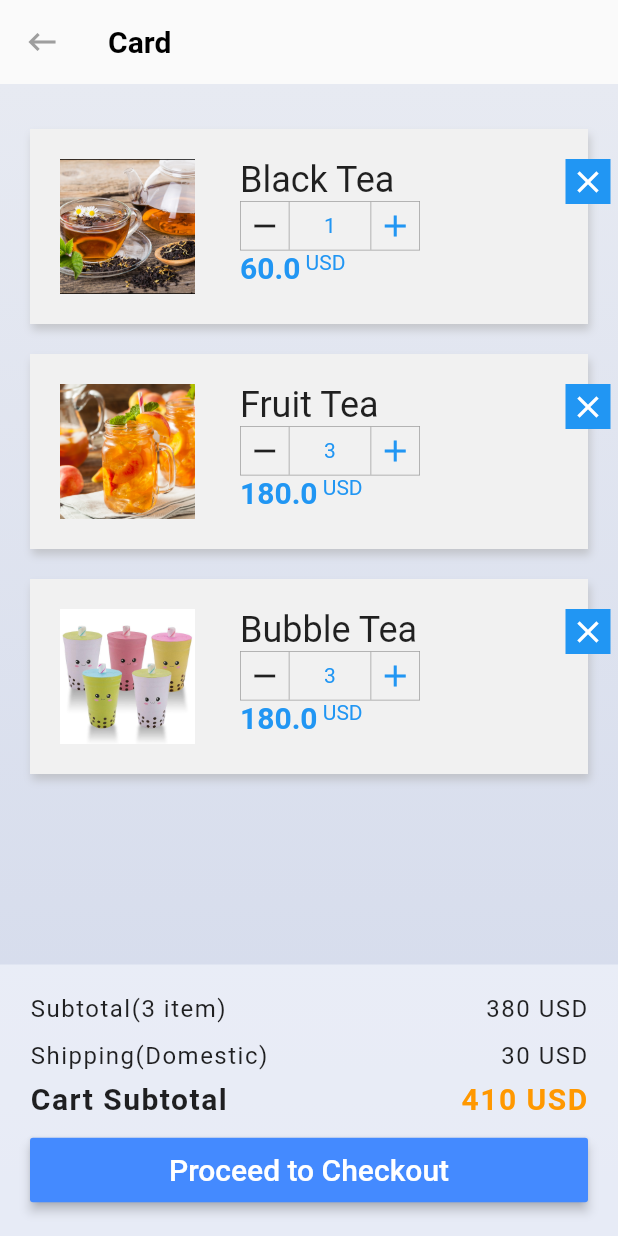
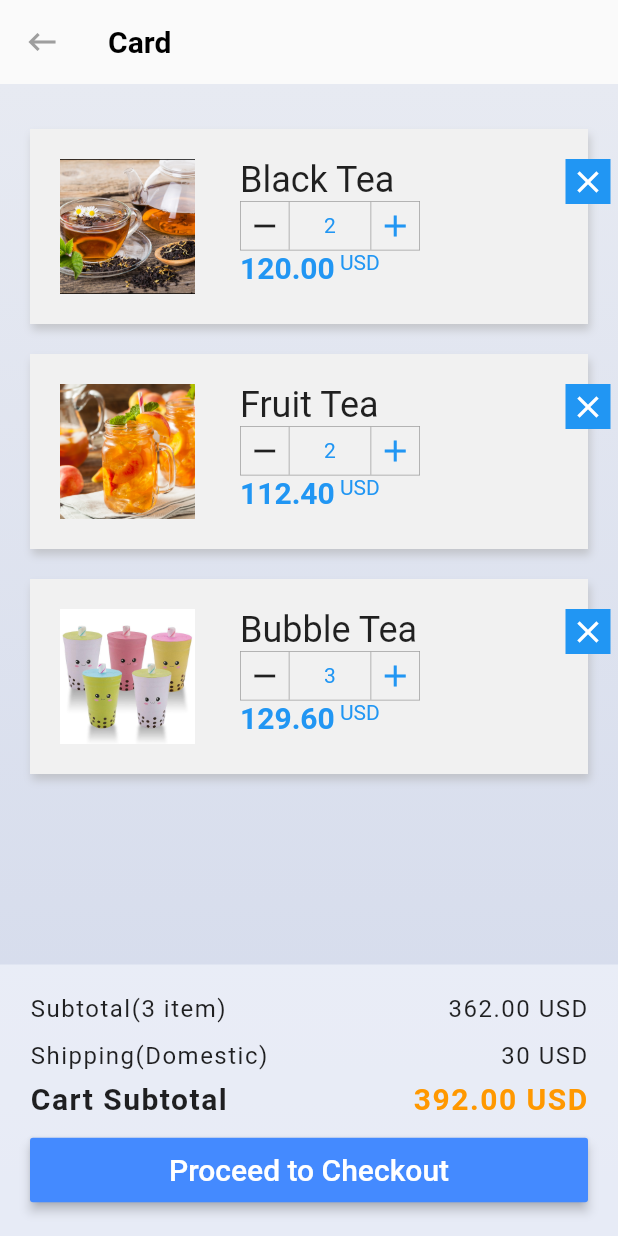
Before and after one commit to preston0769/Flutter-Practice, a Flutter app: the screen it shows after launch, after a tap on the "add" icon, on a phone screen of 412 x 824 dp. Run offline on Flutter 3.47's test engine with Material 2 defaults, Android fonts, the phone set to English and light mode, and no system bars; our stand-ins replace font_awesome_flutter; missing offline and left inert: fluttery.

```diff
--- a/Layouts/LayoutGallery/layout_gallery/lib/ItemCart.dart
+++ /dev/null
@@ -1,144 +0,0 @@
-import 'package:flutter/material.dart';
-
-class ItemCard extends StatefulWidget {
-  String Title;
-  String AssetPath;
-  double UnitPrice;
-  int UnitNumber;
-  Function(double result) OnPriceChange;
-
-  ItemCard(
-      {@required this.Title,
-      @required this.AssetPath,
-      this.UnitNumber = 1,
-      @required this.UnitPrice,
-      @required this.OnPriceChange});
-
-  @override
-  _ItemCardState createState() => _ItemCardState();
-}
-
-class _ItemCardState extends State<ItemCard> {
-  int UnitNumber;
-
-  _buildItemNumberControl() {
-    return Container(
-      width: 120.0,
-      decoration: BoxDecoration(
-          border: Border.all(
-              width: 0.5, color: Colors.grey, style: BorderStyle.solid)),
-      child: Row(mainAxisSize: MainAxisSize.max, children: <Widget>[
-        Container(
-            decoration: ShapeDecoration(
-                shape:
-                    Border(right: BorderSide(color: Colors.grey, width: 0.5))),
-            child: InkWell(
-              child: Padding(
-                padding: const EdgeInsets.all(4.0),
-                child: Icon(Icons.remove),
-              ),
-              onTap: () {},
-            )),
-        Expanded(
-            child: Center(
-                child: Text(
-          "${widget.UnitNumber}",
-          style: TextStyle(color: Colors.blue),
-        ))),
-        Container(
-          decoration: ShapeDecoration(
-              shape: Border(left: BorderSide(color: Colors.grey, width: 0.5))),
-          child: InkWell(
-            child: Padding(
-              padding: const EdgeInsets.all(4.0),
-              child: Icon(
-                Icons.add,
-                color: Colors.blue,
-              ),
-            ),
-            onTap: () {},
-          ),
-        )
-      ]),
-    );
-  }
-
-  @override
-  Widget build(BuildContext context) {
-    return Padding(
-      padding: EdgeInsets.fromLTRB(20.0, 10.0, 20.0, 10.0),
-      child: Stack(
-        children: <Widget>[
-          Container(
-            decoration:
-                BoxDecoration(color: Color(0xFFF1F1F1), boxShadow: <BoxShadow>[
-              new BoxShadow(
-                  color: const Color(0x88AAAAAA),
-                  offset: new Offset(1.0, 4.0),
-                  blurRadius: 4.0)
-            ]),
-            padding: EdgeInsets.all(20.0),
-            height: 130.0,
-            child: Row(
-              mainAxisSize: MainAxisSize.max,
-              mainAxisAlignment: MainAxisAlignment.spaceBetween,
-              children: <Widget>[
-                AspectRatio(
-                    aspectRatio: 1.0,
-                    child: new Image.asset(
-                      widget.AssetPath,
-                      fit: BoxFit.cover,
-                    )),
-                Expanded(
-                  child: Padding(
-                    padding: const EdgeInsets.fromLTRB(30.0, 0.0, 0.0, 0.0),
-                    child: Column(
-                      crossAxisAlignment: CrossAxisAlignment.start,
-                      children: <Widget>[
-                        Text(widget.Title, style: TextStyle(fontSize: 24.0)),
-                        _buildItemNumberControl(),
-                        Row(
-                          crossAxisAlignment: CrossAxisAlignment.start,
-                          children: <Widget>[
-                            Text(
-                              "${widget.UnitPrice * widget.UnitNumber}",
-                              style: TextStyle(
-                                  fontSize: 20.0,
-                                  color: Colors.blue,
-                                  fontWeight: FontWeight.bold),
-                            ),
-                            Text(
-                              " USD",
-                              style: TextStyle(color: Colors.blue),
-                            ),
-                          ],
-                        )
-                      ],
-                    ),
-                  ),
-                ),
-              ],
-            ),
-          ),
-          Positioned(
-              right: 0.0,
-              top: 0.0,
-              child: Transform(
-                  transform: Matrix4.translationValues(15.0, 20.0, 0.0),
-                  child: Container(
-                    color: Colors.blue,
-                    height: 30.0,
-                    width: 30.0,
-                    child: InkWell(
-                      child: Icon(
-                        Icons.close,
-                        color: Colors.white,
-                        size: 24.0,
-                      ),
-                    ),
-                  ))),
-        ],
-      ),
-    );
-  }
-}
--- a/Layouts/LayoutGallery/layout_gallery/lib/main.dart
+++ b/Layouts/LayoutGallery/layout_gallery/lib/main.dart
@@ -1,12 +1,17 @@
 import 'package:flutter/material.dart';
-import 'package:layout_gallery/ItemCart.dart';
+import 'package:layout_gallery/shoppingcartLayout.dart';
 
-main() => runApp(new MyApp());
+main() => runApp(
+  new MyApp()
+  );
 
 class MyApp extends StatelessWidget {
   @override
   Widget build(BuildContext context) {
     return MaterialApp(
+      theme: ThemeData(
+         brightness: Brightness.light
+      ),
       home: MyHomePage(),
     );
   }
@@ -25,132 +30,3 @@ class _MyHomePageState extends State<MyHomePage> {
     );
   }
 }
-
-class ShoppingCartLayout extends StatelessWidget {
-  @override
-  Widget build(BuildContext context) {
-    return Scaffold(
-      appBar: AppBar(
-        backgroundColor: Colors.transparent,
-        leading: IconButton(
-          icon: Icon(Icons.keyboard_backspace),
-          onPressed: () {},
-          color: Colors.grey,
-        ),
-        title: new Text(
-          "Card",
-          style: TextStyle(fontWeight: FontWeight.bold, color: Colors.black),
-        ),
-        elevation: 0.0,
-      ),
-      body: Container(
-        decoration: BoxDecoration(
-            gradient: LinearGradient(
-                begin: Alignment.topCenter,
-                end: Alignment.bottomCenter,
-                colors: [Color(0xFFE7EAF2), Color(0xFFD2D9EB)])),
-        child: Column(
-          children: <Widget>[
-            SizedBox(
-              height: 20.0,
-            ),
-            Expanded(
-              child: Column(
-                children: <Widget>[
-                  ItemCard(
-                    Title: "Black Tea",
-                    AssetPath: "assets/shoppingcart/blacktea.jpg",
-                    OnPriceChange: (double result) {},
-                    UnitNumber: 1,
-                    UnitPrice: 60.0,
-                  ),
-                  ItemCard(
-                    Title: "Fruit Tea",
-                    AssetPath: "assets/shoppingcart/fruittea.jpg",
-                    OnPriceChange: (double result) {},
-                    UnitNumber: 3,
-                    UnitPrice: 60.0,
-                  ),
-                  ItemCard(
-                    Title: "Bubble Tea",
-                    AssetPath: "assets/shoppingcart/bubbletea.jpg",
-                    OnPriceChange: (double result) {},
-                    UnitNumber: 3,
-                    UnitPrice: 60.0,
-                  ),
-                ],
-              ),
-            ),
-            Container(
-              color: Color(0x99F5F7FD),
-              padding: EdgeInsets.all(20.0),
-              child: Column(
-                children: <Widget>[
-                  Padding(
-                    padding: const EdgeInsets.only(bottom: 8.0),
-                    child: Row(
-                      mainAxisAlignment: MainAxisAlignment.spaceBetween,
-                      children: <Widget>[
-                        Text(
-                          "Subtotal(3 item)",
-                          style: TextStyle(fontSize: 16.0, letterSpacing: 1.0),
-                        ),
-                        Text("380 USD",
-                            style:
-                                TextStyle(fontSize: 16.0, letterSpacing: 1.0))
-                      ],
-                    ),
-                  ),
-                  Padding(
-                    padding: const EdgeInsets.only(top: 4.0, bottom: 4.0),
-                    child: Row(
-                      mainAxisAlignment: MainAxisAlignment.spaceBetween,
-                      children: <Widget>[
-                        Text("Shipping(Domestic)",
-                            style:
-                                TextStyle(fontSize: 16.0, letterSpacing: 1.0)),
-                        Text("30 USD",
-                            style:
-                                TextStyle(fontSize: 16.0, letterSpacing: 1.0))
-                      ],
-                    ),
-                  ),
-                  Padding(
-                    padding: const EdgeInsets.only(top: 4.0, bottom: 12.0),
-                    child: Row(
-                      mainAxisAlignment: MainAxisAlignment.spaceBetween,
-                      children: <Widget>[
-                        Text("Cart Subtotal",
-                            style: TextStyle(
-                                fontSize: 20.0,
-                                fontWeight: FontWeight.bold,
-                                letterSpacing: 1.0)),
-                        Text("410 USD",
-                            style: TextStyle(
-                                color: Colors.orange,
-                                fontSize: 20.0,
-                                fontWeight: FontWeight.bold,
-                                letterSpacing: 1.0))
-                      ],
-                    ),
-                  ),
-                  Container(
-                      width: double.infinity,
-                      child: RaisedButton(
-                        padding: EdgeInsets.all(10.0),
-                        elevation: 3.0,
-                        color: Colors.blueAccent,
-                        child: Text("Proceed to Checkout",
-                            style:
-                                TextStyle(fontSize: 20.0, color: Colors.white)),
-                        onPressed: () {},
-                      ))
-                ],
-              ),
-            )
-          ],
-        ),
-      ),
-    );
-  }
-}
--- /dev/null
+++ b/Layouts/LayoutGallery/layout_gallery/lib/shoppingcartLayout.dart
@@ -0,0 +1,312 @@
+import 'package:flutter/material.dart';
+import 'package:intl/intl.dart';
+
+class ShoppingItemModel {
+  String title;
+  String assetPath;
+  double unitPrice;
+  int unitNumber;
+  ShoppingItemModel(
+      {this.title, this.assetPath, this.unitPrice, this.unitNumber});
+}
+
+final two_digits_formatter = new NumberFormat("0.00");
+
+final List<ShoppingItemModel> shoppingItems = [
+  ShoppingItemModel(
+    title: "Black Tea",
+    assetPath: "assets/shoppingcart/blacktea.jpg",
+    unitNumber: 1,
+    unitPrice: 60.0,
+  ),
+  ShoppingItemModel(
+    title: "Fruit Tea",
+    assetPath: "assets/shoppingcart/fruittea.jpg",
+    unitNumber: 2,
+    unitPrice: 56.2,
+  ),
+  ShoppingItemModel(
+    title: "Bubble Tea",
+    assetPath: "assets/shoppingcart/bubbletea.jpg",
+    unitNumber: 3,
+    unitPrice: 43.2,
+  ),
+];
+
+class ShoppingCartLayout extends StatelessWidget {
+  @override
+  Widget build(BuildContext context) {
+    return Scaffold(
+      appBar: AppBar(
+        backgroundColor: Colors.transparent,
+        leading: IconButton(
+          icon: Icon(Icons.keyboard_backspace),
+          onPressed: () {},
+          color: Colors.grey,
+        ),
+        title: new Text(
+          "Card",
+          style: TextStyle(fontWeight: FontWeight.bold, color: Colors.black),
+        ),
+        elevation: 0.0,
+      ),
+      body: ShoppingMainPage(),
+    );
+  }
+}
+
+class ShoppingMainPage extends StatefulWidget {
+  @override
+  _ShoppingMainPageState createState() => _ShoppingMainPageState();
+}
+
+class _ShoppingMainPageState extends State<ShoppingMainPage> {
+
+  _updateState() {
+    setState(() {});
+  }
+
+  @override
+  Widget build(BuildContext context) {
+    var subTotal = 0.00;
+    shoppingItems.map((item) {
+      subTotal += item.unitNumber * item.unitPrice;
+    }).toList();
+    return Container(
+      decoration: BoxDecoration(
+          gradient: LinearGradient(
+              begin: Alignment.topCenter,
+              end: Alignment.bottomCenter,
+              colors: [Color(0xFFE7EAF2), Color(0xFFD2D9EB)])),
+      child: Column(
+        children: <Widget>[
+          SizedBox(
+            height: 20.0,
+          ),
+          Expanded(
+              child: Column(
+                  children: shoppingItems.map((item) {
+            return ItemCard(
+              model: item,
+              onItemChanged: _updateState,
+            );
+          }).toList())),
+          Container(
+            color: Color(0x99F5F7FD),
+            padding: EdgeInsets.all(20.0),
+            child: Column(
+              children: <Widget>[
+                Padding(
+                  padding: const EdgeInsets.only(bottom: 8.0),
+                  child: Row(
+                    mainAxisAlignment: MainAxisAlignment.spaceBetween,
+                    children: <Widget>[
+                      Text(
+                        "Subtotal(${shoppingItems.length} item)",
+                        style: TextStyle(fontSize: 16.0, letterSpacing: 1.0),
+                      ),
+                      Text("${two_digits_formatter.format(subTotal)} USD",
+                          style: TextStyle(fontSize: 16.0, letterSpacing: 1.0))
+                    ],
+                  ),
+                ),
+                Padding(
+                  padding: const EdgeInsets.only(top: 4.0, bottom: 4.0),
+                  child: Row(
+                    mainAxisAlignment: MainAxisAlignment.spaceBetween,
+                    children: <Widget>[
+                      Text("Shipping(Domestic)",
+                          style: TextStyle(fontSize: 16.0, letterSpacing: 1.0)),
+                      Text("30 USD",
+                          style: TextStyle(fontSize: 16.0, letterSpacing: 1.0))
+                    ],
+                  ),
+                ),
+                Padding(
+                  padding: const EdgeInsets.only(top: 4.0, bottom: 12.0),
+                  child: Row(
+                    mainAxisAlignment: MainAxisAlignment.spaceBetween,
+                    children: <Widget>[
+                      Text("Cart Subtotal",
+                          style: TextStyle(
+                              fontSize: 20.0,
+                              fontWeight: FontWeight.bold,
+                              letterSpacing: 1.0)),
+                      Text("${two_digits_formatter.format(subTotal+30.0)} USD",
+                          style: TextStyle(
+                              color: Colors.orange,
+                              fontSize: 20.0,
+                              fontWeight: FontWeight.bold,
+                              letterSpacing: 1.0))
+                    ],
+                  ),
+                ),
+                Container(
+                    width: double.infinity,
+                    child: RaisedButton(
+                      padding: EdgeInsets.all(10.0),
+                      elevation: 3.0,
+                      color: Colors.blueAccent,
+                      child: Text("Proceed to Checkout",
+                          style:
+                              TextStyle(fontSize: 20.0, color: Colors.white)),
+                      onPressed: () {},
+                    ))
+              ],
+            ),
+          )
+        ],
+      ),
+    );
+  }
+}
+
+class ItemCard extends StatefulWidget {
+  final ShoppingItemModel model;
+  final VoidCallback onItemChanged ;
+
+  ItemCard({@required this.model,@required this.onItemChanged});
+
+  @override
+  _ItemCardState createState() => _ItemCardState();
+}
+
+class _ItemCardState extends State<ItemCard> {
+  _buildItemNumberControl() {
+    return Container(
+      width: 120.0,
+      decoration: BoxDecoration(
+          border: Border.all(
+              width: 0.5, color: Colors.grey, style: BorderStyle.solid)),
+      child: Row(mainAxisSize: MainAxisSize.max, children: <Widget>[
+        Container(
+            decoration: ShapeDecoration(
+                shape:
+                    Border(right: BorderSide(color: Colors.grey, width: 0.5))),
+            child: InkWell(
+              child: Padding(
+                padding: const EdgeInsets.all(4.0),
+                child: Icon(Icons.remove),
+              ),
+              onTap: () {
+                widget.model.unitNumber = widget.model.unitNumber > 1
+                    ? widget.model.unitNumber - 1
+                    : widget.model.unitNumber;
+                setState(() {});
+                widget.onItemChanged();
+              },
+            )),
+        Expanded(
+            child: Center(
+                child: Text(
+          "${widget.model.unitNumber}",
+          style: TextStyle(color: Colors.blue),
+        ))),
+        Container(
+          decoration: ShapeDecoration(
+              shape: Border(left: BorderSide(color: Colors.grey, width: 0.5))),
+          child: InkWell(
+            child: Padding(
+              padding: const EdgeInsets.all(4.0),
+              child: Icon(
+                Icons.add,
+                color: Colors.blue,
+              ),
+            ),
+            onTap: () {
+              widget.model.unitNumber = widget.model.unitNumber + 1;
+              setState(() {});
+              widget.onItemChanged();
+            },
+          ),
+        )
+      ]),
+    );
+  }
+
+  @override
+  Widget build(BuildContext context) {
+    return Padding(
+      padding: EdgeInsets.fromLTRB(20.0, 10.0, 20.0, 10.0),
+      child: Stack(
+        children: <Widget>[
+          Container(
+            decoration:
+                BoxDecoration(color: Color(0xFFF1F1F1), boxShadow: <BoxShadow>[
+              new BoxShadow(
+                  color: const Color(0x88AAAAAA),
+                  offset: new Offset(1.0, 4.0),
+                  blurRadius: 4.0)
+            ]),
+            padding: EdgeInsets.all(20.0),
+            height: 130.0,
+            child: Row(
+              mainAxisSize: MainAxisSize.max,
+              mainAxisAlignment: MainAxisAlignment.spaceBetween,
+              children: <Widget>[
+                AspectRatio(
+                    aspectRatio: 1.0,
+                    child: new Image.asset(
+                      widget.model.assetPath,
+                      fit: BoxFit.cover,
+                    )),
+                Expanded(
+                  child: Padding(
+                    padding: const EdgeInsets.fromLTRB(30.0, 0.0, 0.0, 0.0),
+                    child: Column(
+                      crossAxisAlignment: CrossAxisAlignment.start,
+                      children: <Widget>[
+                        Text(widget.model.title,
+                            style: TextStyle(fontSize: 24.0)),
+                        _buildItemNumberControl(),
+                        Row(
+                          crossAxisAlignment: CrossAxisAlignment.start,
+                          children: <Widget>[
+                            Text(
+                              "${two_digits_formatter.format(widget.model.unitPrice * widget.model.unitNumber)}",
+                              style: TextStyle(
+                                  fontSize: 20.0,
+                                  color: Colors.blue,
+                                  fontWeight: FontWeight.bold),
+                            ),
+                            Text(
+                              " USD",
+                              style: TextStyle(color: Colors.blue),
+                            ),
+                          ],
+                        )
+                      ],
+                    ),
+                  ),
+                ),
+              ],
+            ),
+          ),
+          Positioned(
+              right: 0.0,
+              top: 0.0,
+              child: Transform(
+                  transform: Matrix4.translationValues(15.0, 20.0, 0.0),
+                  child: Container(
+                    color: Colors.blue,
+                    height: 30.0,
+                    width: 30.0,
+                    child: InkWell(
+                      child: Icon(
+                        Icons.close,
+                        color: Colors.white,
+                        size: 24.0,
+                      ),
+                    ),
+                  ))),
+        ],
+      ),
+    );
+  }
+
+  @override
+  dispose() {
+    // TODO: implement dispose
+    return super.dispose();
+  }
+}
--- a/Layouts/LayoutGallery/layout_gallery/pubspec.yaml
+++ b/Layouts/LayoutGallery/layout_gallery/pubspec.yaml
@@ -15,6 +15,7 @@ environment:
 dependencies:
   flutter:
     sdk: flutter
+  intl: ">=0.14.0"
 
   # The following adds the Cupertino Icons font to your application.
   # Use with the CupertinoIcons class for iOS style icons.
```
Also changed, not shown: Layouts/LayoutGallery/layout_gallery/pubspec.lock.
